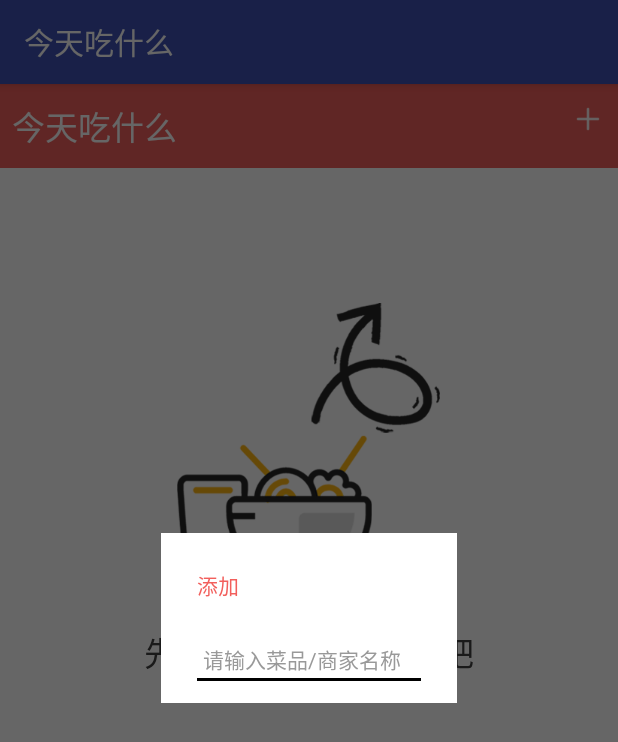
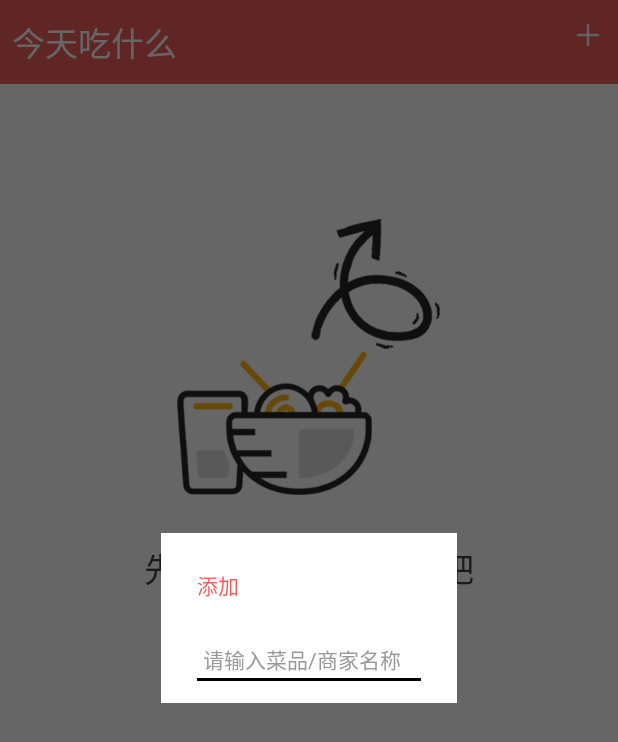
Before and after one commit to ZhangMiao147/TodayEat, an Android app: the screen it shows after launch (MainActivity), after a tap on an icon or button, on a phone screen of 412 x 824 dp. Shown: the top 742 px of the screen. Run offline under Robolectric (Android 15) with nearby library versions, the phone set to English and light mode, and no system bars.

Commit message:
布局整理

```diff
--- a/app/src/main/AndroidManifest.xml
+++ b/app/src/main/AndroidManifest.xml
@@ -4,9 +4,8 @@
 
     <application
         android:allowBackup="true"
-        android:icon="@mipmap/ic_launcher"
+        android:icon="@mipmap/icon"
         android:label="@string/app_name"
-        android:roundIcon="@mipmap/ic_launcher_round"
         android:supportsRtl="true"
         android:theme="@style/AppTheme">
         <activity
--- a/app/src/main/java/com/zhangCai/todayeat/activity/MainActivity.java
+++ b/app/src/main/java/com/zhangCai/todayeat/activity/MainActivity.java
@@ -1,6 +1,7 @@
 package com.zhangCai.todayeat.activity;
 
 import android.os.Bundle;
+import android.support.v7.app.ActionBar;
 import android.support.v7.app.AppCompatActivity;
 import android.util.Log;
 import android.view.View;
@@ -51,6 +52,7 @@ public class MainActivity extends AppCompatActivity implements View.OnClickListe
         super.onCreate(savedInstanceState);
         setContentView(R.layout.activity_main);
         initView();
+        hideActionBar();
     }
 
     /**
@@ -109,6 +111,14 @@ public class MainActivity extends AppCompatActivity implements View.OnClickListe
         }
     }
 
+    /**
+     * 隐藏ActionBar
+     */
+    private void hideActionBar() {
+        ActionBar actionBar = getSupportActionBar();
+        actionBar.hide();
+    }
+
     @Override
     public void onClick(View view) {
         switch (view.getId()) {
@@ -143,14 +153,17 @@ public class MainActivity extends AppCompatActivity implements View.OnClickListe
                 gv_menu.setVisibility(View.GONE);
                 tv_shakeTips.setVisibility(View.GONE);
                 fl_resultLayout.setVisibility(View.VISIBLE);
+                tv_result.setVisibility(View.GONE);
+                iv_result.setVisibility(View.VISIBLE);
                 break;
             case R.id.activity_main_result_iv:
-                int result = (int) (Math.random() * mMenuAdapter.getCount());
+                int result = (int) (Math.random() * (mMenuAdapter.getCount() - 1) + 0.5);
+                Log.d(TAG, "result:" + result);
                 String name = (String) mMenuAdapter.getItem(result);
                 iv_result.setVisibility(View.GONE);
                 tv_result.setVisibility(View.VISIBLE);
                 tv_result.setText(name);
-                tv_result.setBackgroundColor(DefaultValueUtil.MENU_COLORS[result % DefaultValueUtil.MENU_COLORS.length]);
+                tv_result.setBackgroundResource(DefaultValueUtil.MENU_COLORS[result % DefaultValueUtil.MENU_COLORS.length]);
                 tv_sure.setVisibility(View.VISIBLE);
                 break;
             case R.id.activity_main_sure_tv:
--- a/app/src/main/res/drawable/eat_sure_bg.xml
+++ b/app/src/main/res/drawable/eat_sure_bg.xml
@@ -2,16 +2,16 @@
 <selector xmlns:android="http://schemas.android.com/apk/res/android">
     <item android:state_pressed="true">
         <shape>
-            <stroke android:width="2dp" android:color="@color/text_shake_tips" />
+            <stroke android:width="@dimen/eat_sure_width" android:color="@color/text_shake_tips" />
             <solid android:color="@color/text_shake_tips" />
-            <corners android:radius="3dp" />
+            <corners android:radius="@dimen/eat_sure_radius" />
         </shape>
     </item>
 
     <item>
         <shape>
-            <stroke android:width="2dp" android:color="@color/text_shake_tips" />
-            <corners android:radius="3dp" />
+            <stroke android:width="@dimen/eat_sure_width" android:color="@color/text_shake_tips" />
+            <corners android:radius="@dimen/eat_sure_radius" />
         </shape>
     </item>
 </selector>
--- a/app/src/main/res/drawable/edit_bg.xml
+++ b/app/src/main/res/drawable/edit_bg.xml
@@ -10,7 +10,7 @@
 
     <!-- 主体背景颜色值 -->
     <item
-        android:bottom="2dp"
+        android:bottom="@dimen/edit_bg_bottom"
         android:left="0dp"
         android:right="0dp"
         android:top="0dp">
--- a/app/src/main/res/layout/activity_main.xml
+++ b/app/src/main/res/layout/activity_main.xml
@@ -8,32 +8,32 @@
     <RelativeLayout
         android:id="@+id/activity_main_add_layout_rl"
         android:layout_width="match_parent"
-        android:layout_height="56dp"
-        android:background="#f25f5c"
+        android:layout_height="@dimen/activity_main_add_layout_height"
+        android:background="@color/text_shake_tips"
         android:gravity="center_vertical">
 
         <TextView
             android:layout_width="wrap_content"
             android:layout_height="wrap_content"
-            android:layout_marginLeft="8dp"
-            android:text="今天吃什么"
+            android:layout_marginLeft="@dimen/activity_main_text_margin_left"
+            android:text="@string/app_name"
             android:textColor="@android:color/white"
-            android:textSize="22sp" />
+            android:textSize="@dimen/activity_main_text_size" />
 
         <ImageView
             android:id="@+id/activity_main_add_iv"
             android:layout_width="wrap_content"
             android:layout_height="wrap_content"
             android:layout_alignParentRight="true"
-            android:layout_marginRight="8dp"
+            android:layout_marginRight="@dimen/activity_main_text_margin_left"
             android:src="@mipmap/add" />
     </RelativeLayout>
 
     <RelativeLayout
         android:id="@+id/activity_main_choose_layout_rl"
         android:layout_width="match_parent"
-        android:layout_height="56dp"
-        android:background="#f25f5c"
+        android:layout_height="@dimen/activity_main_add_layout_height"
+        android:background="@color/text_shake_tips"
         android:gravity="center_vertical"
         android:visibility="gone">
 
@@ -41,11 +41,11 @@
             android:id="@+id/activity_main_choose_finish_tv"
             android:layout_width="wrap_content"
             android:layout_height="match_parent"
-            android:layout_marginLeft="8dp"
+            android:layout_marginLeft="@dimen/activity_main_text_margin_left"
             android:gravity="center"
-            android:text="完成"
+            android:text="@string/finish"
             android:textColor="@android:color/white"
-            android:textSize="22sp" />
+            android:textSize="@dimen/activity_main_text_size" />
 
         <TextView
             android:id="@+id/activity_main_choose_count_tv"
@@ -53,20 +53,19 @@
             android:layout_height="match_parent"
             android:layout_centerInParent="true"
             android:gravity="center"
-            android:text="已选择0项"
             android:textColor="@android:color/white"
-            android:textSize="20sp" />
+            android:textSize="@dimen/activity_main_count_text_size" />
 
         <TextView
             android:id="@+id/activity_main_choose_all_tv"
             android:layout_width="wrap_content"
             android:layout_height="match_parent"
             android:layout_alignParentRight="true"
-            android:layout_marginRight="8dp"
+            android:layout_marginRight="@dimen/activity_main_text_margin_left"
             android:gravity="center"
-            android:text="全选"
+            android:text="@string/all_chose"
             android:textColor="@android:color/white"
-            android:textSize="22sp" />
+            android:textSize="@dimen/activity_main_text_size" />
     </RelativeLayout>
 
 
@@ -82,59 +81,59 @@
         <ImageView
             android:layout_width="wrap_content"
             android:layout_height="wrap_content"
-            android:layout_marginTop="90dp"
+            android:layout_marginTop="@dimen/activity_main_image_margin_top"
             android:src="@mipmap/none" />
 
         <TextView
             android:layout_width="wrap_content"
             android:layout_height="wrap_content"
-            android:layout_marginTop="32dp"
-            android:text="先添加你想吃的菜品吧"
-            android:textColor="#404040"
-            android:textSize="22sp" />
+            android:layout_marginTop="@dimen/activity_main_text_margin_top"
+            android:text="@string/add_item"
+            android:textColor="@color/main_text_color"
+            android:textSize="@dimen/activity_main_text_size" />
 
     </LinearLayout>
 
     <TextView
         android:id="@+id/activity_main_shake_tips_tv"
         android:layout_width="match_parent"
-        android:layout_height="40dp"
+        android:layout_height="@dimen/activity_main_tips_height"
         android:layout_gravity="center_horizontal"
         android:gravity="center"
         android:text="@string/shake_tips"
         android:textColor="@color/text_shake_tips"
-        android:textSize="12sp"
+        android:textSize="@dimen/activity_main_tips_text_size"
         android:visibility="visible" />
 
     <GridView
         android:id="@+id/activity_main_menu_gl"
         android:layout_width="match_parent"
         android:layout_height="0dp"
-        android:layout_marginBottom="8dp"
-        android:layout_marginLeft="8dp"
-        android:layout_marginRight="8dp"
-        android:layout_marginTop="8dp"
+        android:layout_marginBottom="@dimen/activity_main_text_margin_left"
+        android:layout_marginLeft="@dimen/activity_main_text_margin_left"
+        android:layout_marginRight="@dimen/activity_main_text_margin_left"
+        android:layout_marginTop="@dimen/activity_main_text_margin_left"
         android:layout_weight="1"
-        android:horizontalSpacing="8dp"
+        android:horizontalSpacing="@dimen/activity_main_text_margin_left"
         android:numColumns="2"
-        android:verticalSpacing="8dp"
+        android:verticalSpacing="@dimen/activity_main_text_margin_left"
         android:visibility="visible" />
 
     <TextView
         android:id="@+id/activity_main_delete_tv"
         android:layout_width="match_parent"
-        android:layout_height="50dp"
+        android:layout_height="@dimen/activity_main_delete_height"
         android:gravity="center"
-        android:text="删除"
+        android:text="@string/delete"
         android:textColor="@android:color/black"
         android:visibility="gone" />
 
     <FrameLayout
         android:id="@+id/activity_main_result_layout_fl"
-        android:layout_width="168dp"
-        android:layout_height="224dp"
+        android:layout_width="@dimen/activity_main_result_width"
+        android:layout_height="@dimen/activity_main_result_height"
         android:layout_gravity="center"
-        android:layout_marginTop="128dp"
+        android:layout_marginTop="@dimen/activity_main_result_margin_top"
         android:visibility="gone">
 
         <ImageView
@@ -147,24 +146,24 @@
             android:id="@+id/activity_main_result_tv"
             android:layout_width="match_parent"
             android:layout_height="match_parent"
-            android:background="@color/menuBlue"
             android:gravity="center"
-            android:text="小厨"
+            android:textColor="@android:color/white"
+            android:textSize="@dimen/activity_main_text_size"
             android:visibility="gone" />
 
     </FrameLayout>
 
     <TextView
         android:id="@+id/activity_main_sure_tv"
-        android:layout_width="120dp"
-        android:layout_height="32dp"
+        android:layout_width="@dimen/activity_main_sure_width"
+        android:layout_height="@dimen/activity_main_text_margin_top"
         android:layout_gravity="center_horizontal"
-        android:layout_marginTop="40dp"
+        android:layout_marginTop="@dimen/activity_main_tips_height"
         android:background="@drawable/eat_sure_bg"
         android:gravity="center"
         android:text="@string/eat_sure"
         android:textColor="@color/text_shake_tips"
-        android:textSize="12sp"
+        android:textSize="@dimen/activity_main_tips_text_size"
         android:visibility="gone" />
 
 </LinearLayout>
--- a/app/src/main/res/layout/dialog_add.xml
+++ b/app/src/main/res/layout/dialog_add.xml
@@ -1,49 +1,49 @@
 <?xml version="1.0" encoding="utf-8"?>
 <LinearLayout xmlns:android="http://schemas.android.com/apk/res/android"
-    android:layout_width="296dp"
-    android:layout_height="170dp"
+    android:layout_width="@dimen/dialog_add_width"
+    android:layout_height="@dimen/dialog_add_height"
     android:background="@android:color/white"
     android:orientation="vertical">
 
     <TextView
         android:layout_width="wrap_content"
         android:layout_height="wrap_content"
-        android:layout_marginLeft="24dp"
-        android:layout_marginTop="24dp"
-        android:text="添加"
-        android:textColor="#f25f5c"
-        android:textSize="14sp" />
+        android:layout_marginLeft="@dimen/dialog_add_text_margin_top_left"
+        android:layout_marginTop="@dimen/dialog_add_text_margin_top_left"
+        android:text="@string/add"
+        android:textColor="@color/text_shake_tips"
+        android:textSize="@dimen/dialog_add_text_size" />
 
     <EditText
         android:id="@+id/dialog_add_name_et"
         android:layout_width="match_parent"
         android:layout_height="wrap_content"
-        android:layout_marginLeft="24dp"
-        android:layout_marginRight="24dp"
-        android:layout_marginTop="24dp"
+        android:layout_marginLeft="@dimen/dialog_add_text_margin_top_left"
+        android:layout_marginRight="@dimen/dialog_add_text_margin_top_left"
+        android:layout_marginTop="@dimen/dialog_add_text_margin_top_left"
         android:background="@drawable/edit_bg"
-        android:hint="请输入菜品/商家名称"
-        android:padding="4dp"
+        android:hint="@string/please_input_name"
+        android:padding="@dimen/dialog_add_name_padding"
         android:singleLine="true"
-        android:textColor="#666666"
-        android:textColorHint="#999999"
-        android:textSize="14sp" />
+        android:textColor="@color/add_name_text_color"
+        android:textColorHint="@color/add_name_text_color_hint"
+        android:textSize="@dimen/dialog_add_text_size" />
 
     <RelativeLayout
         android:layout_width="match_parent"
         android:layout_height="wrap_content"
-        android:layout_marginLeft="72dp"
-        android:layout_marginRight="72dp"
-        android:layout_marginTop="32dp">
+        android:layout_marginLeft="@dimen/dialog_add_layout_margin_left_right"
+        android:layout_marginRight="@dimen/dialog_add_layout_margin_left_right"
+        android:layout_marginTop="@dimen/dialog_add_layout_margin_top">
 
         <TextView
             android:id="@+id/dialog_add_cancel_tv"
             android:layout_width="wrap_content"
             android:layout_height="wrap_content"
             android:gravity="center"
-            android:text="取消"
-            android:textColor="#333333"
-            android:textSize="14sp" />
+            android:text="@string/cancel"
+            android:textColor="@color/add_cancel_text_color"
+            android:textSize="@dimen/dialog_add_text_size" />
 
 
         <TextView
@@ -52,8 +52,8 @@
             android:layout_height="wrap_content"
             android:layout_alignParentRight="true"
             android:gravity="center"
-            android:text="确定"
-            android:textColor="#f25f5c"
-            android:textSize="14sp" />
+            android:text="@string/sure"
+            android:textColor="@color/text_shake_tips"
+            android:textSize="@dimen/dialog_add_text_size" />
     </RelativeLayout>
 </LinearLayout>
--- a/app/src/main/res/layout/grid_menu_item.xml
+++ b/app/src/main/res/layout/grid_menu_item.xml
@@ -1,25 +1,25 @@
 <?xml version="1.0" encoding="utf-8"?>
 <RelativeLayout xmlns:android="http://schemas.android.com/apk/res/android"
     android:layout_width="match_parent"
-    android:layout_height="224dp">
+    android:layout_height="@dimen/gird_menu_item_height">
 
     <TextView
         android:id="@+id/grid_menu_name_tv"
         android:layout_width="match_parent"
-        android:layout_height="224dp"
+        android:layout_height="@dimen/gird_menu_item_height"
         android:background="@color/menuBlue"
         android:gravity="center"
         android:text="@string/app_name"
         android:textColor="@android:color/white"
-        android:textSize="22sp" />
+        android:textSize="@dimen/gird_menu_item_name_text_size" />
 
     <ImageView
         android:id="@+id/grid_menu_choose_iv"
         android:layout_width="wrap_content"
         android:layout_height="wrap_content"
         android:layout_alignParentRight="true"
-        android:layout_marginRight="10dp"
-        android:layout_marginTop="10dp"
+        android:layout_marginRight="@dimen/gird_menu_item_choose_margin_top_right"
+        android:layout_marginTop="@dimen/gird_menu_item_choose_margin_top_right"
         android:background="@mipmap/choose"
         android:visibility="gone" />
 
--- a/app/src/main/res/values/colors.xml
+++ b/app/src/main/res/values/colors.xml
@@ -11,4 +11,10 @@
 
     <color name="text_shake_tips">#F25F5C</color>
 
+    <color name="add_name_text_color">#666666</color>
+    <color name="add_name_text_color_hint">#999999</color>
+    <color name="add_cancel_text_color">#333333</color>
+
+    <color name="main_text_color">#404040</color>
+
 </resources>
--- /dev/null
+++ b/app/src/main/res/values/dimens.xml
@@ -0,0 +1,40 @@
+<?xml version="1.0" encoding="utf-8"?>
+<resources>
+    <!-- edit_bg -->
+    <dimen name="edit_bg_bottom">2dp</dimen>
+
+    <!-- edit_sure_bg -->
+    <dimen name="eat_sure_width">2dp</dimen>
+    <dimen name="eat_sure_radius">3dp</dimen>
+
+    <!-- dialog_add -->
+    <dimen name="dialog_add_width">296dp</dimen>
+    <dimen name="dialog_add_height">170dp</dimen>
+    <dimen name="dialog_add_text_margin_top_left">24dp</dimen>
+    <dimen name="dialog_add_text_size">14sp</dimen>
+    <dimen name="dialog_add_name_padding">4dp</dimen>
+    <dimen name="dialog_add_layout_margin_left_right">72dp</dimen>
+    <dimen name="dialog_add_layout_margin_top">32dp</dimen>
+
+    <!-- grid_menu_item -->
+    <dimen name="gird_menu_item_height">224dp</dimen>
+    <dimen name="gird_menu_item_name_text_size">22sp</dimen>
+    <dimen name="gird_menu_item_choose_margin_top_right">10dp</dimen>
+
+    <!-- activity_main -->
+    <dimen name="activity_main_add_layout_height">56dp</dimen>
+    <dimen name="activity_main_text_margin_left">8dp</dimen>
+    <dimen name="activity_main_text_size">22sp</dimen>
+    <dimen name="activity_main_count_text_size">20sp</dimen>
+    <dimen name="activity_main_image_margin_top">90dp</dimen>
+    <dimen name="activity_main_text_margin_top">32dp</dimen>
+    <dimen name="activity_main_tips_height">40dp</dimen>
+    <dimen name="activity_main_tips_text_size">12sp</dimen>
+    <dimen name="activity_main_delete_height">50dp</dimen>
+    <dimen name="activity_main_result_width">168dp</dimen>
+    <dimen name="activity_main_result_height">224dp</dimen>
+    <dimen name="activity_main_result_margin_top">128dp</dimen>
+    <dimen name="activity_main_sure_width">120dp</dimen>
+
+
+</resources>
--- a/app/src/main/res/values/strings.xml
+++ b/app/src/main/res/values/strings.xml
@@ -2,4 +2,12 @@
     <string name="app_name">今天吃什么</string>
     <string name="shake_tips">摇一摇手机，看看吃什么吧</string>
     <string name="eat_sure">就它了</string>
+    <string name="add_item">先添加你想吃的菜品吧</string>
+    <string name="delete">删除</string>
+    <string name="all_chose">全选</string>
+    <string name="finish">完成</string>
+    <string name="add">添加</string>
+    <string name="please_input_name">请输入菜品/商家名称</string>
+    <string name="cancel">取消</string>
+    <string name="sure">确定</string>
 </resources>
--- a/app/src/main/res/values/styles.xml
+++ b/app/src/main/res/values/styles.xml
@@ -8,6 +8,7 @@
         <item name="colorAccent">@color/colorAccent</item>
         <item name="android:windowFullscreen">true</item>
         <item name="android:windowContentOverlay">@null</item>
+        <item name="android:windowNoTitle">true</item>
     </style>
 
     <style name="dialog" parent="@android:style/Theme.Dialog">
```
